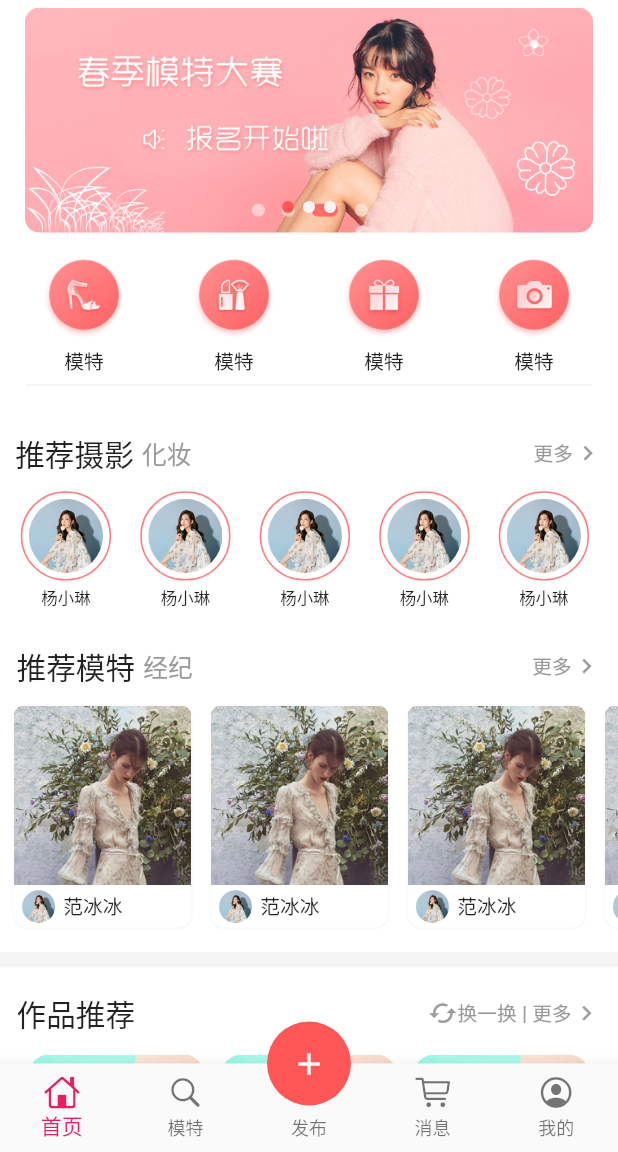
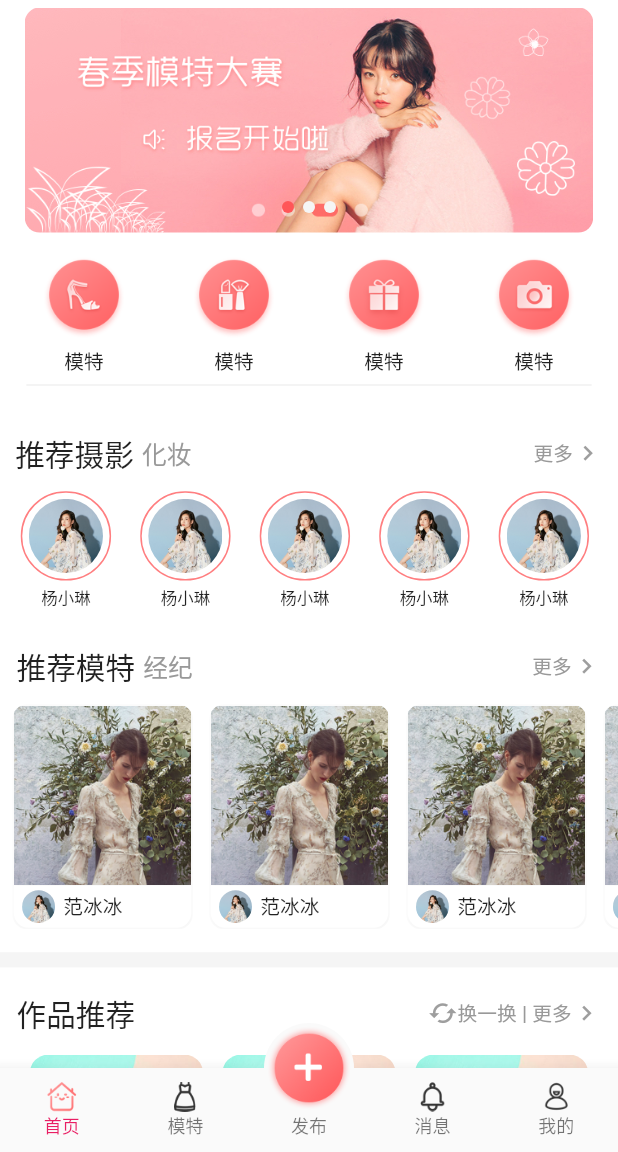
Before and after one commit to JoannaGong/mote, a Flutter app: the screen it shows after launch, on a phone screen of 412 x 824 dp, the part 84-1236 px from its top. Run offline on Flutter 3.47's test engine with Material 2 defaults, Android fonts, the phone set to English and light mode, and no system bars; our stand-ins replace dio, flutter_screenutil, flutter_swiper.

Commit message:
底部导航和页面状态保持

```diff
--- a/lib/pages/home/home_page.dart
+++ b/lib/pages/home/home_page.dart
@@ -9,7 +9,10 @@ class HomePage extends StatefulWidget {
   _HomePageState createState() => _HomePageState();
 }
 
-class _HomePageState extends State<HomePage> {
+class _HomePageState extends State<HomePage> with AutomaticKeepAliveClientMixin{
+  @override
+  bool get wantKeepAlive => true;
+
   List list = [
     'assets/images/ic_home_fmodel.png',
     'assets/images/ic_home_other.png',
--- a/lib/pages/index_page.dart
+++ b/lib/pages/index_page.dart
@@ -7,90 +7,106 @@ import './issue/issue_page.dart';
 import './message/message_page.dart';
 import './member/member_page.dart';
 
-
 class IndexPage extends StatefulWidget {
   @override
   _IndexPageState createState() => _IndexPageState();
 }
 
 class _IndexPageState extends State<IndexPage> {
-  final List<BottomNavigationBarItem> bottomTabs=[
-    BottomNavigationBarItem(
-      icon: Icon(CupertinoIcons.home),
-      title: Text('首页')
-    ),
-    BottomNavigationBarItem(
-      icon: Icon(CupertinoIcons.search),
-      title: Text('模特')
-    ),
-    BottomNavigationBarItem(
-      icon: Icon(
-        CupertinoIcons.shopping_cart,
-        color: Colors.white,
-      ),
-      title: Text('发布')
-    ),
-    BottomNavigationBarItem(
-      icon: Icon(CupertinoIcons.shopping_cart),
-      title: Text('消息')
-    ),
-    BottomNavigationBarItem(
-      icon: Icon(CupertinoIcons.profile_circled),
-      title: Text('我的')
-    )
-  ];
 
-  final List tabBodies = [
+  final List<Widget> tabBodies = [
     HomePage(),
     ModelPage(),
     IssuePage(),
     MessagePage(),
     MemberPage()
   ];
-  int currentIndex =0;
-  var currentPage;
+
+  int currentIndex = 0;
+
+  List<String> titles = ['首页', '模特', '发布', '消息', '我的'];
+  List<String> icons = ['home', 'model', 'home','message' , 'mine'];
 
   @override
   void initState() {
-    currentPage=tabBodies[currentIndex];
     super.initState();
   }
-void _onAdd(){
+
+  BottomNavigationBar _bottomNavigationBar(List <String>titles, List <String>icons){
+    return  BottomNavigationBar(
+      items: [
+        _bottomBarItem(titles[0], icons[0]),
+        _bottomBarItem(titles[1], icons[1]),
+        _bottomBarItem(titles[2], icons[2]),
+        _bottomBarItem(titles[3], icons[3]),
+        _bottomBarItem(titles[4], icons[4]),
+      ],
+      currentIndex: currentIndex,
+      type: BottomNavigationBarType.fixed,// 当items大于3时需要设置此类型
+      onTap: _bottomBarItemClick,
+      selectedFontSize: 12,
+    );
+  }
+  // 创建item
+  BottomNavigationBarItem _bottomBarItem(String title, String iconName,) {
+    return BottomNavigationBarItem(
+      icon: _image(iconName),
+      title: Text(title),
+      activeIcon: _image('${iconName}_selected'),
+      backgroundColor: Colors.white,
+    );
+  }
+  //image
+  Widget _image(String iconName) {
+    return Image.asset(
+      'assets/images/${iconName}.png',
+      width: 20,
+      height: 20,
+    );
+  }
+  //item点击
+  _bottomBarItemClick(int index) {
     setState(() {
-      currentIndex=2;
-      currentPage=tabBodies[currentIndex];
+      currentIndex = index;
+    });
+  }
+
+  void _onAdd() {
+    setState(() {
+      currentIndex = 2;
     });
   }
 
   @override
   Widget build(BuildContext context) {
-    ScreenUtil.instance = ScreenUtil(width: 750,height: 1624)..init(context);
+    ScreenUtil.instance = ScreenUtil(width: 750, height: 1624)..init(context);
     return Scaffold(
       backgroundColor: Colors.white,
       floatingActionButton: Builder(builder: (BuildContext context) {
-        return FloatingActionButton(
-          backgroundColor: Color.fromRGBO(255, 86, 88, 1),
+        return Container(
+          padding: EdgeInsets.all(2),
+          decoration: BoxDecoration(
+            color: Color(0xFFFAFAFA),
+            borderRadius: BorderRadius.circular(40)
+          ),
+          child: FloatingActionButton(
+            backgroundColor: Color(0xFFFAFAFA),
             onPressed: _onAdd,
-          child: Icon(Icons.add, color: Colors.white),
+            child: Image.asset('assets/images/add.png'),
             elevation: 0,
             //tooltip: "发布", // 常按显示提``示
             heroTag: null, // 去除系统默认动画效果
             highlightElevation: 0,
+          ),
         );
       }),
-      floatingActionButtonLocation: FloatingActionButtonLocation.centerDocked, // 添加按钮位置
-      bottomNavigationBar: BottomNavigationBar(
-        type: BottomNavigationBarType.fixed,
-        currentIndex: currentIndex,
-        items: bottomTabs,
-        onTap: (index){
-          setState(() {
-            currentIndex=index;
-            currentPage=tabBodies[currentIndex];
-          });
-        },
+      floatingActionButtonLocation:
+          FloatingActionButtonLocation.centerDocked, // 添加按钮位置
+      bottomNavigationBar: _bottomNavigationBar(titles, icons),
+      body: IndexedStack(
+        index: currentIndex,
+        children: tabBodies,
       ),
-      body: currentPage,
     );
   }
 }
```
Also changed, not shown: assets/images/add.png (added), assets/images/home.png, assets/images/home_selected.png (added), assets/images/message_selected.png (added), assets/images/mine.png (renamed from assets/images/member.png), assets/images/mine_selected.png (added), assets/images/model_selected.png (added), assets/images/工作经验@2x.png (added). Lines whose indentation alone changed are shown as unchanged.
